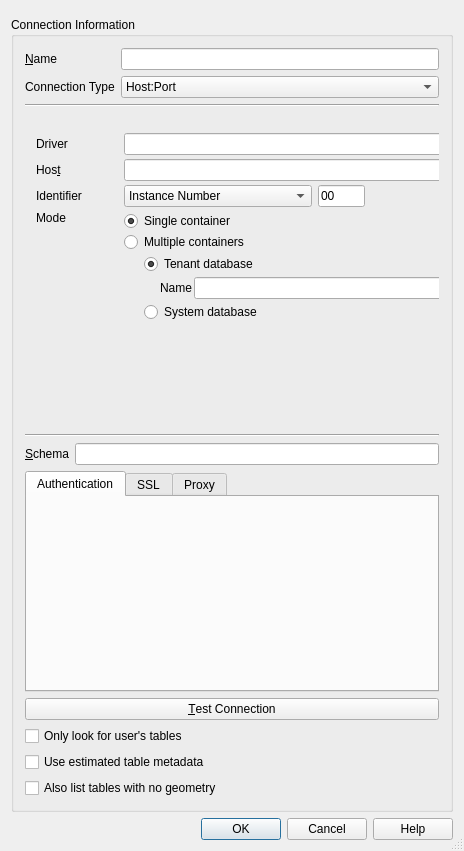
Above: src/ui/qgshananewconnectionbase.ui from qgis/QGIS before the change. Below: the same form after it.
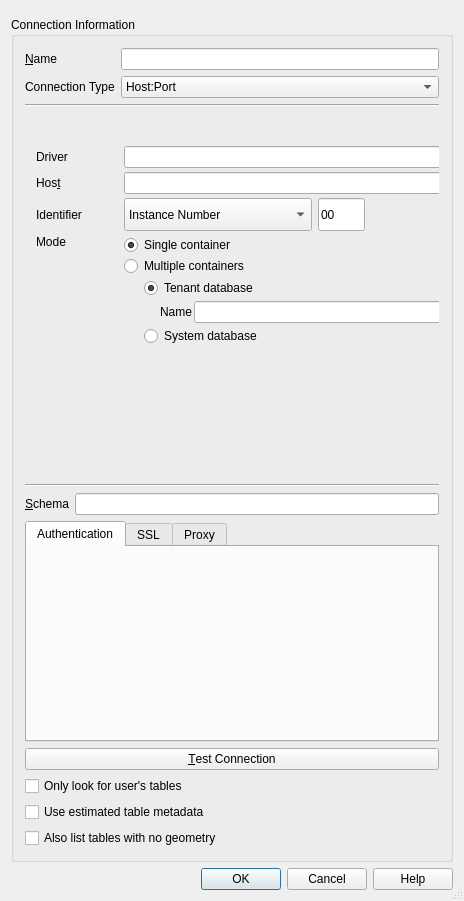
That is the form after the change. Custom widgets are drawn as their Qt base class.

Commit message:
Add scrollbar to "Add connection" dialogs and vector tile layer properties dialog
fixing #62153 and #61867

Diff of the .ui file:
```diff
--- a/src/ui/qgshananewconnectionbase.ui
+++ b/src/ui/qgshananewconnectionbase.ui
@@ -7,7 +7,7 @@
     <x>0</x>
     <y>0</y>
     <width>464</width>
-    <height>851</height>
+    <height>901</height>
    </rect>
   </property>
   <property name="sizePolicy">
@@ -33,6 +33,36 @@
   </property>
   <layout class="QVBoxLayout" name="verticalLayout_2">
    <item>
+    <widget class="QgsScrollArea" name="scrollArea">
+     <property name="frameShape">
+      <enum>QFrame::NoFrame</enum>
+     </property>
+     <property name="widgetResizable">
+      <bool>true</bool>
+     </property>
+     <widget class="QWidget" name="scrollAreaWidgetContents">
+      <property name="geometry">
+       <rect>
+        <x>0</x>
+        <y>0</y>
+        <width>452</width>
+        <height>849</height>
+       </rect>
+      </property>
+      <layout class="QVBoxLayout" name="verticalLayout_8">
+       <property name="leftMargin">
+        <number>0</number>
+       </property>
+       <property name="topMargin">
+        <number>0</number>
+       </property>
+       <property name="rightMargin">
+        <number>0</number>
+       </property>
+       <property name="bottomMargin">
+        <number>0</number>
+       </property>
+       <item>
     <widget class="QgsMessageBar" name="bar" native="true"/>
    </item>
    <item>
@@ -141,7 +171,7 @@
             <x>0</x>
             <y>0</y>
             <width>421</width>
-            <height>220</height>
+                <height>244</height>
            </rect>
           </property>
           <layout class="QGridLayout" name="grdConnectionSettings" rowstretch="1,0,0,0,0">
@@ -920,6 +950,10 @@
      </layout>
     </widget>
    </item>
+      </layout>
+     </widget>
+    </widget>
+   </item>
    <item>
     <widget class="QDialogButtonBox" name="buttonBox">
      <property name="standardButtons">
@@ -931,6 +965,12 @@
  </widget>
  <layoutdefault spacing="6" margin="11"/>
  <customwidgets>
+  <customwidget>
+   <class>QgsScrollArea</class>
+   <extends>QScrollArea</extends>
+   <header>qgsscrollarea.h</header>
+   <container>1</container>
+  </customwidget>
   <customwidget>
    <class>QgsMessageBar</class>
    <extends>QWidget</extends>
```
Left out of the diff: 25 changed lines with no effect on the pictures. Lines whose indentation alone changed are shown as unchanged. The commit also changes 4 other files.
